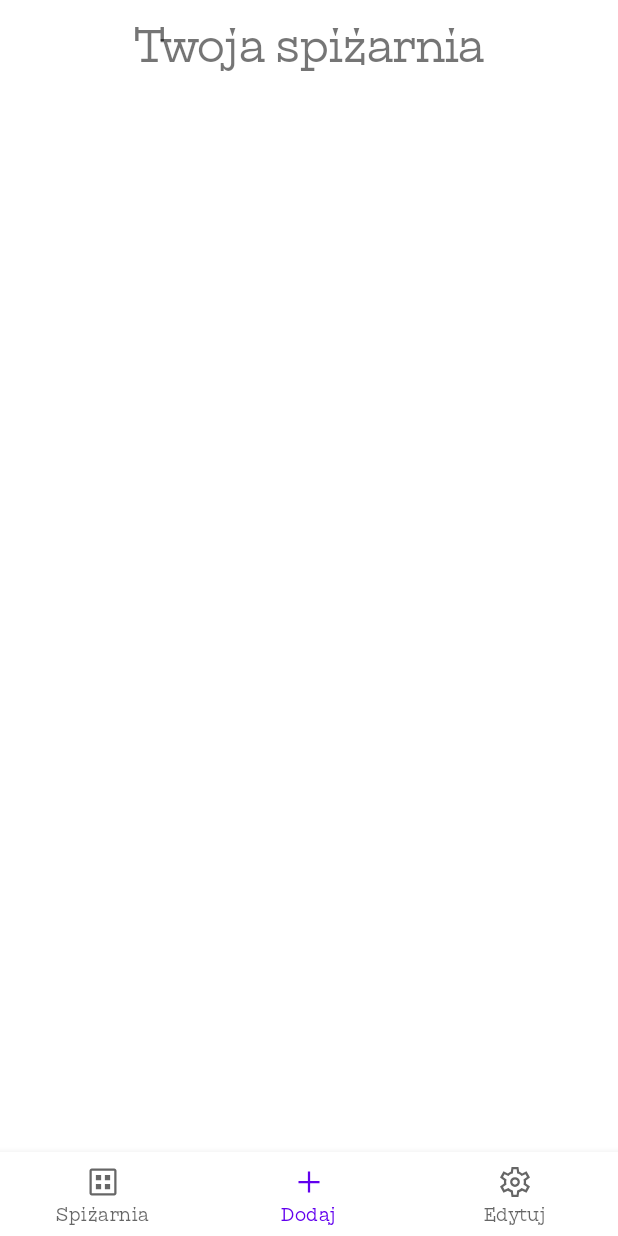
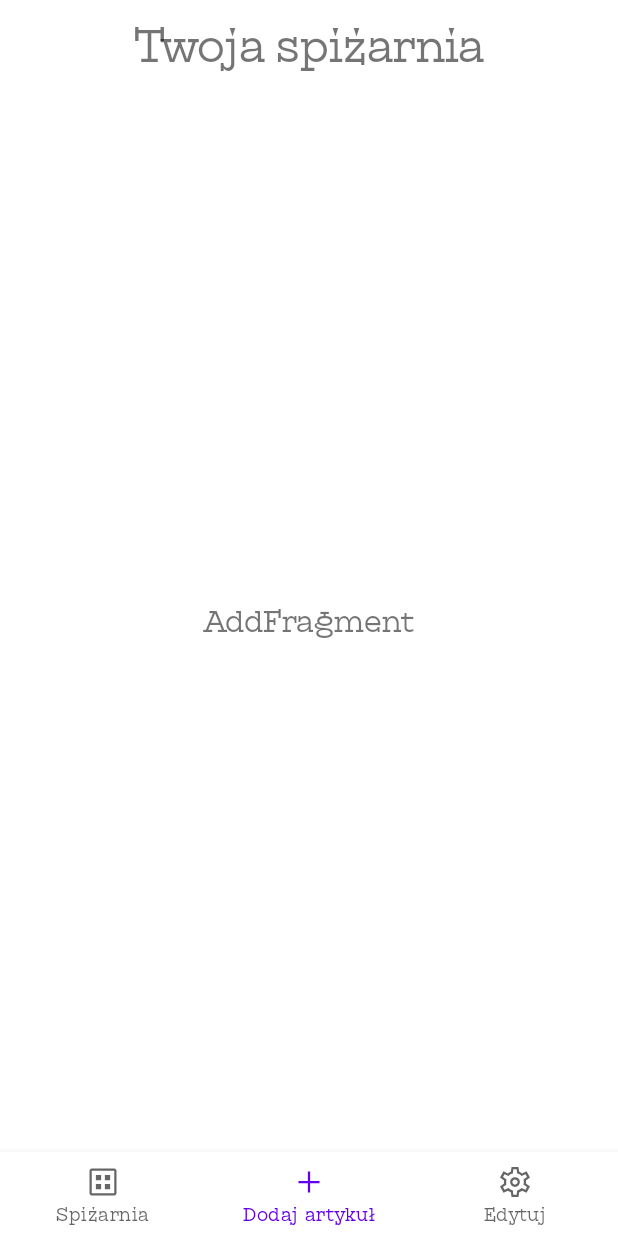
Before and after one commit to TiEmKej/virtual-pantry, an Android app: the screen it shows after launch (MainActivity), item 2 of the bottom bar chosen, on a phone screen of 412 x 824 dp. Run offline under Robolectric (Android 15) with nearby library versions, the phone set to English and light mode, and no system bars.

Commit message:
Working Bottom Navigation Bar with fragment swap

```diff
--- a/VirtualPantry/app/build.gradle
+++ b/VirtualPantry/app/build.gradle
@@ -1,6 +1,7 @@
 plugins {
     id 'com.android.application'
     id 'org.jetbrains.kotlin.android'
+    id 'kotlin-android-extensions'
 }
 
 android {
--- /dev/null
+++ b/VirtualPantry/app/src/main/java/com/example/virtualpantry/FragmentAdd.kt
@@ -0,0 +1,7 @@
+package com.example.virtualpantry
+
+import androidx.fragment.app.Fragment
+
+class FragmentAdd : Fragment(R.layout.fragment_add) {
+
+}
--- /dev/null
+++ b/VirtualPantry/app/src/main/java/com/example/virtualpantry/FragmentEdit.kt
@@ -0,0 +1,7 @@
+package com.example.virtualpantry
+
+import androidx.fragment.app.Fragment
+
+class FragmentEdit : Fragment(R.layout.fragment_edit) {
+
+}
--- /dev/null
+++ b/VirtualPantry/app/src/main/java/com/example/virtualpantry/FragmentPantry.kt
@@ -0,0 +1,7 @@
+package com.example.virtualpantry
+
+import androidx.fragment.app.Fragment
+
+class FragmentPantry : Fragment(R.layout.fragment_pantry) {
+
+}
--- a/VirtualPantry/app/src/main/java/com/example/virtualpantry/MainActivity.kt
+++ b/VirtualPantry/app/src/main/java/com/example/virtualpantry/MainActivity.kt
@@ -2,10 +2,51 @@ package com.example.virtualpantry
 
 import androidx.appcompat.app.AppCompatActivity
 import android.os.Bundle
+import androidx.fragment.app.Fragment
+import com.google.android.material.bottomnavigation.BottomNavigationView
 
-class MainActivity : AppCompatActivity() {
+class MainActivity : AppCompatActivity(){
+
     override fun onCreate(savedInstanceState: Bundle?) {
         super.onCreate(savedInstanceState)
         setContentView(R.layout.activity_main)
+
+//        Fragmenty
+        val fragmentPantry = FragmentPantry()
+        val fragmentAdd = FragmentAdd()
+        val fragmentEdit = FragmentEdit()
+
+//        Ustawienie pierwszego ekranu
+        replaceCurrentFragment(fragmentPantry)
+
+//        Pasek nawigacyjny
+        val navigationBarView = findViewById<BottomNavigationView>(R.id.bnvMenuBar)
+
+        navigationBarView.setOnItemSelectedListener { item ->
+            when(item.itemId) {
+                R.id.pantryMenu -> {
+                    replaceCurrentFragment(fragmentPantry)
+                    true
+                }
+                R.id.addMenu -> {
+                    replaceCurrentFragment(fragmentAdd)
+                    true
+                }
+                R.id.editMenu -> {
+                    replaceCurrentFragment(fragmentEdit)
+                    true
+                }
+                else -> {
+                    false
+                }
+            }
+        }
+
     }
+
+    private fun replaceCurrentFragment(fragment: Fragment) =
+        supportFragmentManager.beginTransaction().apply {
+            replace(R.id.flContainer, fragment)
+            commit()
+        }
 }
--- a/VirtualPantry/app/src/main/res/layout/activity_main.xml
+++ b/VirtualPantry/app/src/main/res/layout/activity_main.xml
@@ -18,12 +18,16 @@
         app:layout_constraintStart_toStartOf="parent"
         app:layout_constraintTop_toTopOf="parent" />
 
-    <androidx.recyclerview.widget.RecyclerView
-        android:id="@+id/recyclerView"
+    <FrameLayout
+        android:id="@+id/flContainer"
+        android:layout_height="0dp"
         android:layout_width="match_parent"
-        android:layout_height="0dp"
-        app:layout_constraintBottom_toTopOf="@+id/bnvMenuBar"
-        app:layout_constraintTop_toBottomOf="@+id/tvAppName" />
+        app:layout_constraintTop_toBottomOf="@+id/tvAppName"
+        app:layout_constraintStart_toStartOf="parent"
+        app:layout_constraintEnd_toEndOf="parent"
+        app:layout_constraintBottom_toTopOf="@+id/bnvMenuBar">
+
+    </FrameLayout>
 
     <com.google.android.material.bottomnavigation.BottomNavigationView
         android:id="@+id/bnvMenuBar"
--- /dev/null
+++ b/VirtualPantry/app/src/main/res/layout/fragment_add.xml
@@ -0,0 +1,15 @@
+<?xml version="1.0" encoding="utf-8"?>
+<FrameLayout xmlns:android="http://schemas.android.com/apk/res/android"
+    xmlns:tools="http://schemas.android.com/tools"
+    android:layout_width="match_parent"
+    android:layout_height="match_parent"
+    tools:context=".FragmentAdd">
+
+    <TextView
+        android:layout_width="match_parent"
+        android:layout_height="match_parent"
+        android:gravity="center"
+        android:text="AddFragment"
+        android:textSize="20sp"/>
+
+</FrameLayout>
--- a/VirtualPantry/app/src/main/res/menu/bottom_nav_menu.xml
+++ b/VirtualPantry/app/src/main/res/menu/bottom_nav_menu.xml
@@ -7,7 +7,7 @@
         />
     <item
         android:id="@+id/addMenu"
-        android:title="Dodaj"
+        android:title="Dodaj artykuł"
         android:icon="@drawable/add_48px"
         />
     <item
--- a/VirtualPantry/app/src/main/res/values-night/themes.xml
+++ b/VirtualPantry/app/src/main/res/values-night/themes.xml
@@ -1,6 +1,6 @@
 <resources xmlns:tools="http://schemas.android.com/tools">
     <!-- Base application theme. -->
-    <style name="Theme.VirtualPantry" parent="Theme.MaterialComponents">
+    <style name="Theme.VirtualPantry" parent="Theme.MaterialComponents.DayNight.NoActionBar">
         <!-- Primary brand color. -->
         <item name="colorPrimary">@color/purple_200</item>
         <item name="colorPrimaryVariant">@color/purple_700</item>
--- a/VirtualPantry/app/src/main/res/values/strings.xml
+++ b/VirtualPantry/app/src/main/res/values/strings.xml
@@ -1,3 +1,6 @@
 <resources>
     <string name="app_name">Virtual Pantry</string>
+    <!-- TODO: Remove or change this placeholder text -->
+    <string name="hello_blank_fragment">Hello blank fragment</string>
+    <!-- TODO: Remove or change this placeholder text -->
 </resources>
```
Also changed, not shown: VirtualPantry/app/src/main/res/layout/fragment_edit.xml (added, +15 -0 lines), VirtualPantry/app/src/main/res/layout/fragment_pantry.xml (added, +15 -0 lines).
